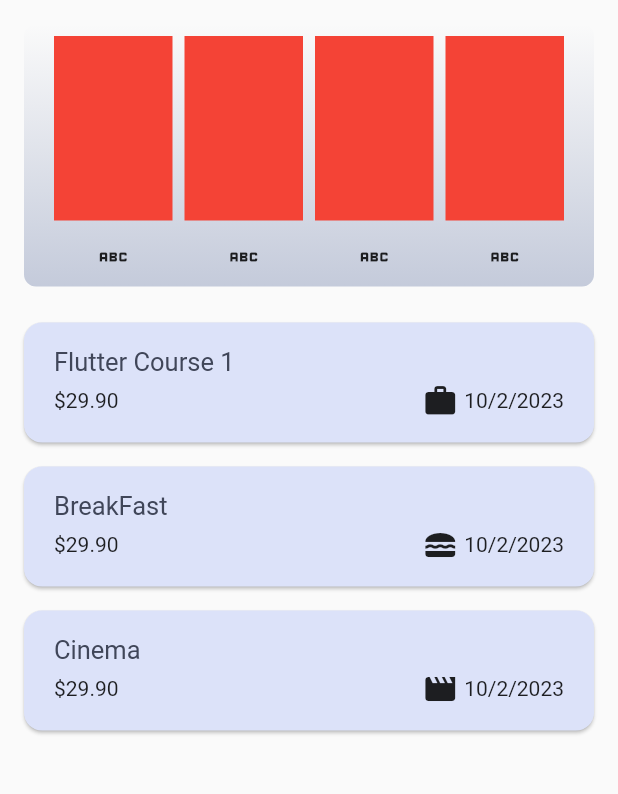
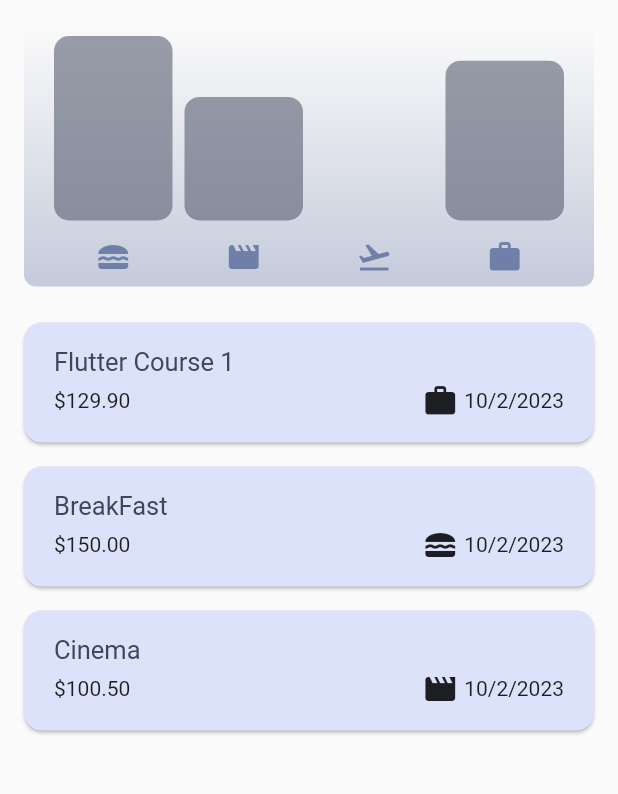
Before and after one commit to Abdulkader-Safi/ExpenceTrackingProject, a Flutter app: the screen it shows after launch, on a phone screen of 412 x 824 dp, the part 84-878 px from its top. Run offline on Flutter 3.47's test engine with Material 2 defaults, Android fonts, the light colour scheme and no system bars.

Commit message:
Chart now show expenses persentage:

```diff
--- a/lib/widgets/chart/chart.dart
+++ b/lib/widgets/chart/chart.dart
@@ -32,6 +32,9 @@ class Chart extends StatelessWidget {
 
   @override
   Widget build(BuildContext context) {
+    final bool isDarkMode =
+        MediaQuery.of(context).platformBrightness == Brightness.dark;
+
     return Container(
       margin: const EdgeInsets.all(16),
       padding: const EdgeInsets.symmetric(horizontal: 16, vertical: 8),
@@ -54,7 +57,12 @@ class Chart extends StatelessWidget {
             child: Row(
               crossAxisAlignment: CrossAxisAlignment.end,
               children: [
-                for (final ele in buckets) const ChartBar(fill: 3),
+                for (final ele in buckets)
+                  ChartBar(
+                    fill: ele.totalExpenses == 0
+                        ? 0
+                        : ele.totalExpenses / maxTotalExpense,
+                  ),
               ],
             ),
           ),
@@ -62,10 +70,18 @@ class Chart extends StatelessWidget {
           Row(
               children: buckets
                   .map(
-                    (e) => const Expanded(
+                    (e) => Expanded(
                       child: Padding(
-                        padding: EdgeInsets.symmetric(horizontal: 4),
-                        child: Icon(Icons.abc),
+                        padding: const EdgeInsets.symmetric(horizontal: 4),
+                        child: Icon(
+                          categoryIcon[e.category],
+                          color: isDarkMode
+                              ? Theme.of(context).colorScheme.primary
+                              : Theme.of(context)
+                                  .colorScheme
+                                  .primary
+                                  .withOpacity(0.7),
+                        ),
                       ),
                     ),
                   )
--- a/lib/widgets/chart/chart_bar.dart
+++ b/lib/widgets/chart/chart_bar.dart
@@ -10,10 +10,23 @@ class ChartBar extends StatelessWidget {
 
   @override
   Widget build(BuildContext context) {
+    final bool isDarkMode =
+        MediaQuery.of(context).platformBrightness == Brightness.dark;
+
     return Expanded(
       child: Padding(
         padding: const EdgeInsets.symmetric(horizontal: 4),
-        child: Container(color: Colors.red),
+        child: FractionallySizedBox(
+          heightFactor: fill,
+          child: DecoratedBox(
+            decoration: BoxDecoration(
+              borderRadius: BorderRadius.circular(10),
+              color: isDarkMode
+                  ? Theme.of(context).colorScheme.secondary
+                  : Theme.of(context).colorScheme.secondary.withOpacity(0.6),
+            ),
+          ),
+        ),
       ),
     );
   }
--- a/lib/widgets/expenses.dart
+++ b/lib/widgets/expenses.dart
@@ -15,19 +15,19 @@ class _ExpensesState extends State<Expenses> {
   final List<Expense> _registerExpanses = [
     Expense(
       title: 'Flutter Course 1',
-      amount: 29.9,
+      amount: 129.9,
       date: DateTime.now(),
       category: Category.work,
     ),
     Expense(
       title: 'BreakFast',
-      amount: 29.9,
+      amount: 150,
       date: DateTime.now(),
       category: Category.food,
     ),
     Expense(
       title: 'Cinema',
-      amount: 29.9,
+      amount: 100.5,
       date: DateTime.now(),
       category: Category.leisure,
     ),
```
